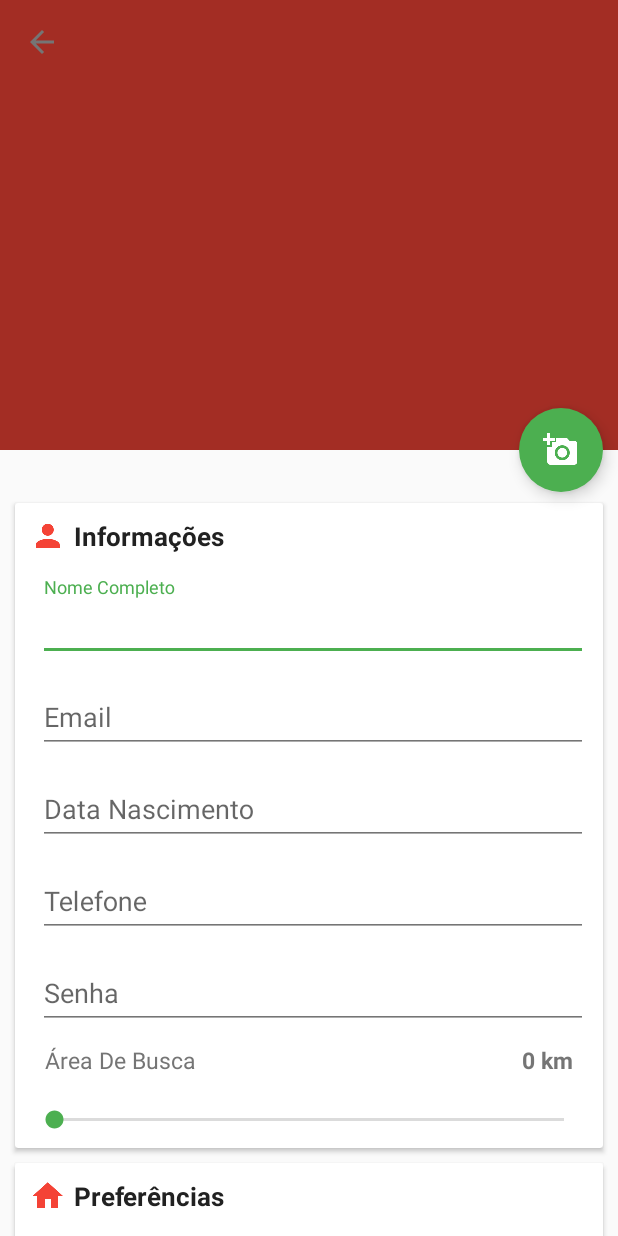
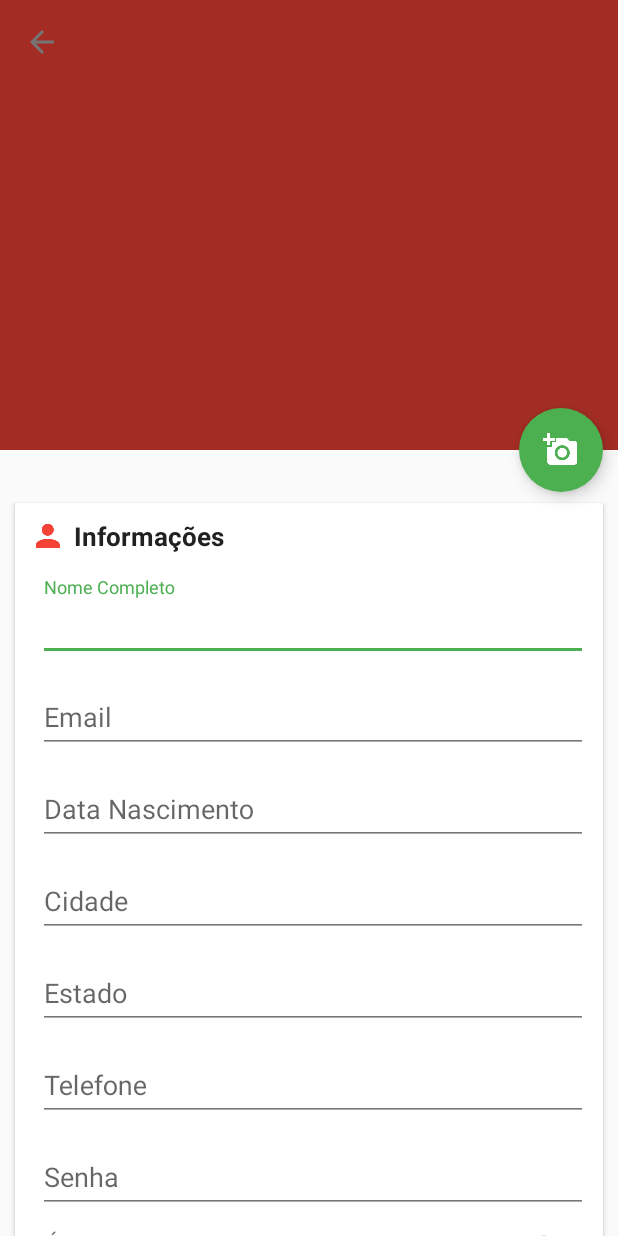
Before and after one commit to iurykrieger/georent, an Android app: the UserRegisterActivity screen opened directly, with no data from a screen before it, on a phone screen of 412 x 824 dp. Run offline under Robolectric (Android 15) with nearby library versions, the phone set to English and light mode, and no system bars; network calls fail.

Commit message:
adicao de campos no cadastro e inclusao

```diff
--- a/app/src/main/java/videira/ifc/edu/br/georent/activities/UserRegisterActivity.java
+++ b/app/src/main/java/videira/ifc/edu/br/georent/activities/UserRegisterActivity.java
@@ -13,6 +13,7 @@ import android.support.design.widget.FloatingActionButton;
 import android.support.v4.content.ContextCompat;
 import android.support.v4.view.ViewPager;
 import android.support.v7.app.AppCompatActivity;
+import android.support.v7.widget.SwitchCompat;
 import android.support.v7.widget.Toolbar;
 import android.view.View;
 import android.widget.ArrayAdapter;
@@ -34,6 +35,7 @@ import videira.ifc.edu.br.georent.R;
 import videira.ifc.edu.br.georent.adapters.ViewPagerAdapter;
 import videira.ifc.edu.br.georent.interfaces.Bind;
 import videira.ifc.edu.br.georent.models.City;
+import videira.ifc.edu.br.georent.models.Preference;
 import videira.ifc.edu.br.georent.models.User;
 import videira.ifc.edu.br.georent.repositories.UserRepository;
 import videira.ifc.edu.br.georent.utils.FakeGenerator;
@@ -53,6 +55,7 @@ public class UserRegisterActivity extends AppCompatActivity implements ViewPager
     private ViewPager mViewPager;
     private LinearLayout mPagerIndicator;
     private User mUser;
+    private Preference mPreference;
     private List<Integer> mImageResources;
     private EditText mEtBirthDate;
     private CollapsingToolbarLayout mCollapsingToolbarLayout;
@@ -66,8 +69,15 @@ public class UserRegisterActivity extends AppCompatActivity implements ViewPager
     private EditText etPassword;
     private SeekBar skDistance;
     private TextView tvDistance;
+    private SwitchCompat scSponsor;
+    private SwitchCompat scCondominium;
+    private SwitchCompat scPet;
+    private SwitchCompat scChild;
+    private SwitchCompat scLaundry;
+    private Spinner sVacancy;
+    private Spinner sRoom;
+    private Spinner sBathroom;
     private Button btRegister;
-
 
     String[] numbers;
 
@@ -83,7 +93,20 @@ public class UserRegisterActivity extends AppCompatActivity implements ViewPager
         etPassword = (EditText) findViewById(R.id.et_password_user);
         skDistance = (SeekBar) findViewById(R.id.sb_distance_user);
         tvDistance = (TextView) findViewById(R.id.tv_range_number_user);
+
+        scSponsor = (SwitchCompat) findViewById(R.id.sc_sponsor);
+        scCondominium  = (SwitchCompat) findViewById(R.id.sc_condominium);
+        scPet = (SwitchCompat) findViewById(R.id.sc_pet);
+        scChild = (SwitchCompat) findViewById(R.id.sc_child);
+        scLaundry = (SwitchCompat) findViewById(R.id.sc_laundry);
+
+        sVacancy = (Spinner) findViewById(R.id.spinner_vacancy);
+        sRoom = (Spinner) findViewById(R.id.spinner_rooms);
+        sBathroom = (Spinner) findViewById(R.id.spinner_bathroom);
+
         btRegister = (Button) findViewById(R.id.bt_register_user);
+
+
 
         mUserRepository = new UserRepository(this,this);
 
@@ -92,6 +115,7 @@ public class UserRegisterActivity extends AppCompatActivity implements ViewPager
         mPagerIndicator = (LinearLayout) findViewById(R.id.vp_user_count_dots);
         mCollapsingToolbarLayout = (CollapsingToolbarLayout) findViewById(R.id.collapsing_toolbar);
 
+        mCollapsingToolbarLayout.setCollapsedTitleTextColor(ContextCompat.getColor(this, android.R.color.white));
         mCollapsingToolbarLayout.setExpandedTitleColor(ContextCompat.getColor(this, android.R.color.transparent));
         setSupportActionBar(mToolbar);
         getSupportActionBar().setDisplayHomeAsUpEnabled(true);
@@ -102,9 +126,7 @@ public class UserRegisterActivity extends AppCompatActivity implements ViewPager
             }
         });
 
-
         /*     CHANGE DISTANCE    */
-
         skDistance.setOnSeekBarChangeListener(new SeekBar.OnSeekBarChangeListener() {
             @Override
             public void onProgressChanged(SeekBar seekBar, int progress, boolean fromUser) {
@@ -221,6 +243,39 @@ public class UserRegisterActivity extends AppCompatActivity implements ViewPager
             mUser.setBirthDate(new Date());
             mUser.setPhone(etTel.getText().toString());
             mUser.setPassword(etPassword.getText().toString());
+
+            /*
+            if(scSponsor.isChecked())
+                mPreference.setSponsor(true);
+            else
+                mPreference.setSponsor(false);
+
+            if(scCondominium.isChecked())
+                mPreference.setCondominium(true);
+            else
+                mPreference.setCondominium(false);
+
+            if(scPet.isChecked())
+                mPreference.setPet(true);
+            else
+                mPreference.setPet(false);
+
+            if(scChild.isChecked())
+                mPreference.setChild(true);
+            else
+                mPreference.setChild(false);
+
+            if(scLaundry.isChecked())
+                mPreference.setLaundry(true);
+            else
+                mPreference.setLaundry(false);
+
+
+             mPreference.setVacancy((Integer) sVacancy.getSelectedItem());
+             mPreference.setRoom((Integer) sRoom.getSelectedItem());
+             mPreference.setBathroom((Integer) sBathroom.getSelectedItem());
+             */
+
             mUser.setIdPreference(FakeGenerator.getInstance().getResidences().get(0).getIdPreference());
             City c = FakeGenerator.getResidences().get(0).getIdLocation().getIdCity();
             c.setIdCity(1);
--- a/app/src/main/res/layout/activity_user_register.xml
+++ b/app/src/main/res/layout/activity_user_register.xml
@@ -165,9 +165,43 @@
                                 android:id="@+id/et_birth_date_user"
                                 android:layout_width="match_parent"
                                 android:layout_height="wrap_content"
+                                android:inputType="date"
                                 android:ems="10"
                                 android:hint="@string/hint_birthDate" />
                         </android.support.design.widget.TextInputLayout>
+
+                        //Cidade
+                        <android.support.design.widget.TextInputLayout
+                            android:layout_width="match_parent"
+                            android:layout_height="wrap_content"
+                            android:layout_marginLeft="5dp"
+                            android:layout_marginTop="5dp"
+                            android:orientation="vertical">
+
+                            <EditText
+                                android:id="@+id/et_city"
+                                android:layout_width="match_parent"
+                                android:layout_height="wrap_content"
+                                android:ems="10"
+                                android:hint="@string/hint_city" />
+                        </android.support.design.widget.TextInputLayout>
+
+                        //Estado
+                        <android.support.design.widget.TextInputLayout
+                            android:layout_width="match_parent"
+                            android:layout_height="wrap_content"
+                            android:layout_marginLeft="5dp"
+                            android:layout_marginTop="5dp"
+                            android:orientation="vertical">
+
+                            <EditText
+                                android:id="@+id/et_state"
+                                android:layout_width="match_parent"
+                                android:layout_height="wrap_content"
+                                android:ems="10"
+                                android:hint="@string/hint_state" />
+                        </android.support.design.widget.TextInputLayout>
+
 
                         //Tel
                         <android.support.design.widget.TextInputLayout
--- a/app/src/main/res/layout/new_residence_preference.xml
+++ b/app/src/main/res/layout/new_residence_preference.xml
@@ -39,7 +39,7 @@ android:layout_margin="10dp">
             android:textSize="15sp" />
 
         <android.support.v7.widget.SwitchCompat
-            android:id="@+id/switchSponsor"
+            android:id="@+id/sc_sponsor"
             android:layout_width="match_parent"
             android:layout_height="20dp"
             android:textAlignment="textEnd" />
@@ -62,7 +62,7 @@ android:layout_margin="10dp">
             android:textSize="15sp" />
 
         <android.support.v7.widget.SwitchCompat
-            android:id="@+id/switchCondominium"
+            android:id="@+id/sc_condominium"
             android:layout_width="match_parent"
             android:layout_height="20dp"
             android:textAlignment="textEnd" />
@@ -85,7 +85,7 @@ android:layout_margin="10dp">
             android:textSize="15sp" />
 
         <android.support.v7.widget.SwitchCompat
-            android:id="@+id/switchPet"
+            android:id="@+id/sc_pet"
             android:layout_width="match_parent"
             android:layout_height="20dp"
             android:textAlignment="textEnd" />
@@ -109,7 +109,7 @@ android:layout_margin="10dp">
             android:textSize="15sp" />
 
         <android.support.v7.widget.SwitchCompat
-            android:id="@+id/switchChild"
+            android:id="@+id/sc_child"
             android:layout_width="match_parent"
             android:layout_height="20dp"
             android:textAlignment="textEnd" />
@@ -133,7 +133,7 @@ android:layout_margin="10dp">
             android:textSize="15sp" />
 
         <android.support.v7.widget.SwitchCompat
-            android:id="@+id/laundry"
+            android:id="@+id/sc_laundry"
             android:layout_width="match_parent"
             android:layout_height="20dp"
             android:textAlignment="textEnd" />
--- a/app/src/main/res/values/strings.xml
+++ b/app/src/main/res/values/strings.xml
@@ -4,6 +4,8 @@
     <string name="hint_name">Nome Completo</string>
     <string name="hint_email">Email</string>
     <string name="hint_birthDate">Data Nascimento</string>
+    <string name="hint_city">Cidade</string>
+    <string name="hint_state">Estado</string>
     <string name="hint_phone">Telefone</string>
     <string name="hint_password">Senha</string>
     <string name="btn_login">Login</string>
```
